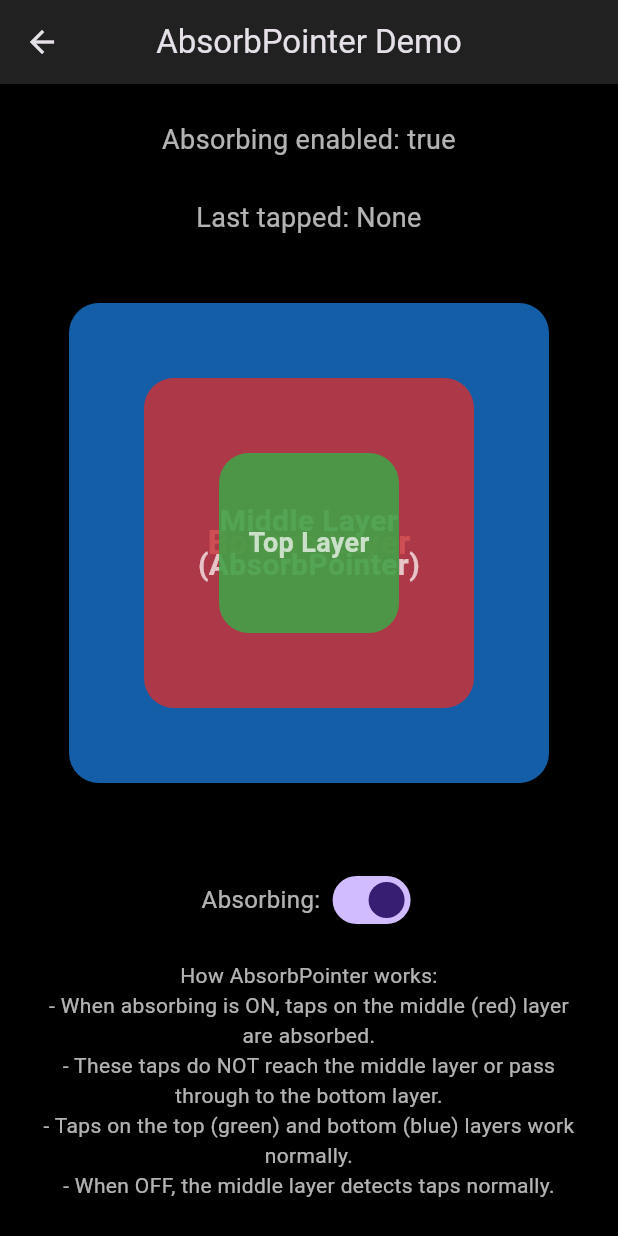
After one commit to Anurag-Dubey12/devto_example, a Flutter app: the screen it shows after launch, after a tap on "AbsorbPointer Demo", on a phone screen of 412 x 824 dp. The commit adds this screen. Run offline on Flutter 3.47's test engine with Material 3 defaults, Android fonts, the light colour scheme and no system bars.

Commit message:
ignorePointer and absorbpointer added

```diff
--- a/lib/CustomCalendarView.dart
+++ b/lib/customCalendar/CustomCalendarView.dart
@@ -1,5 +1,5 @@
-import 'package:dev_to_codes/times_model.dart';
-import 'package:dev_to_codes/primary_button.dart';
+import 'package:dev_to_codes/customCalendar/times_model.dart';
+import 'package:dev_to_codes/customCalendar/primary_button.dart';
 import 'package:flutter/material.dart';
 
 class CustomCalendarView extends StatefulWidget {
--- a/lib/SelectionModeScreen.dart
+++ b/lib/customCalendar/SelectionModeScreen.dart
@@ -1,5 +1,5 @@
-import 'package:dev_to_codes/CustomCalendarView.dart';
-import 'package:dev_to_codes/times_model.dart';
+import 'package:dev_to_codes/customCalendar/CustomCalendarView.dart';
+import 'package:dev_to_codes/customCalendar/times_model.dart';
 import 'package:flutter/material.dart';
 
 class SelectionModeScreen extends StatelessWidget {
--- /dev/null
+++ b/lib/ignorePointer_vs_AbsorbPointer/PointerControlPage.dart
@@ -0,0 +1,342 @@
+import 'package:flutter/material.dart';
+
+class HomeScreen extends StatelessWidget {
+  const HomeScreen({super.key});
+
+  @override
+  Widget build(BuildContext context) {
+    return Scaffold(
+      appBar: AppBar(title: const Text('Pointer Widget Demo')),
+      body: Center(
+        child: Column(
+          mainAxisAlignment: MainAxisAlignment.center,
+          children: [
+            ElevatedButton.icon(
+              icon: const Icon(Icons.block),
+              label: const Text('AbsorbPointer Demo'),
+              onPressed: () {
+                Navigator.push(
+                  context,
+                  MaterialPageRoute(builder: (_) => const AbsorbPointerDemo()),
+                );
+              },
+            ),
+            const SizedBox(height: 20),
+            ElevatedButton.icon(
+              icon: const Icon(Icons.pan_tool),
+              label: const Text('IgnorePointer Demo'),
+              onPressed: () {
+                Navigator.push(
+                  context,
+                  MaterialPageRoute(builder: (_) => const IgnorePointerDemo()),
+                );
+              },
+            ),
+          ],
+        ),
+      ),
+    );
+  }
+}
+
+class AbsorbPointerDemo extends StatefulWidget {
+  const AbsorbPointerDemo({super.key});
+
+  @override
+  State<AbsorbPointerDemo> createState() => _AbsorbPointerDemoState();
+}
+
+class _AbsorbPointerDemoState extends State<AbsorbPointerDemo> {
+  bool _absorbing = true;
+  String _lastTapped = 'None';
+
+  void _handleTap(String layer) {
+    setState(() {
+      _lastTapped = layer;
+    });
+    ScaffoldMessenger.of(context).showSnackBar(
+      SnackBar(
+        content: Text('$layer tapped!'),
+        duration: const Duration(seconds: 1),
+      ),
+    );
+  }
+
+  @override
+  Widget build(BuildContext context) {
+    return Scaffold(
+      appBar: AppBar(
+        title: const Text('AbsorbPointer Demo'),
+        centerTitle: true,
+        backgroundColor: Colors.grey[900],
+      ),
+      body: Padding(
+        padding: const EdgeInsets.all(24),
+        child: Column(
+          children: [
+            Text(
+              'Absorbing enabled: $_absorbing\n\nLast tapped: $_lastTapped',
+              style: const TextStyle(fontSize: 18),
+              textAlign: TextAlign.center,
+            ),
+            const SizedBox(height: 20),
+            Expanded(
+              child: Stack(
+                alignment: Alignment.center,
+                children: [
+                  // Bottom layer - Blue
+                  GestureDetector(
+                    onTap: () => _handleTap('Bottom Layer'),
+                    child: Container(
+                      width: 320,
+                      height: 320,
+                      decoration: BoxDecoration(
+                        color: Colors.blue.shade700.withOpacity(0.8),
+                        borderRadius: BorderRadius.circular(20),
+                      ),
+                      alignment: Alignment.center,
+                      child: const Text(
+                        'Bottom Layer',
+                        style: TextStyle(
+                          color: Colors.white70,
+                          fontSize: 22,
+                          fontWeight: FontWeight.bold,
+                        ),
+                      ),
+                    ),
+                  ),
+
+                  // Middle layer - Red wrapped with AbsorbPointer
+                  AbsorbPointer(
+                    absorbing: _absorbing,
+                    child: GestureDetector(
+                      onTap: () => _handleTap('Middle Layer'),
+                      child: Container(
+                        width: 220,
+                        height: 220,
+                        decoration: BoxDecoration(
+                          color: Colors.red.shade700.withOpacity(0.8),
+                          borderRadius: BorderRadius.circular(20),
+                        ),
+                        alignment: Alignment.center,
+                        child: const Text(
+                          'Middle Layer\n(AbsorbPointer)',
+                          style: TextStyle(
+                            color: Colors.white70,
+                            fontSize: 20,
+                            fontWeight: FontWeight.bold,
+                          ),
+                          textAlign: TextAlign.center,
+                        ),
+                      ),
+                    ),
+                  ),
+
+                  // Top layer - Green
+                  GestureDetector(
+                    onTap: () => _handleTap('Top Layer'),
+                    child: Container(
+                      width: 120,
+                      height: 120,
+                      decoration: BoxDecoration(
+                        color: Colors.green.shade600.withOpacity(0.9),
+                        borderRadius: BorderRadius.circular(20),
+                      ),
+                      alignment: Alignment.center,
+                      child: const Text(
+                        'Top Layer',
+                        style: TextStyle(
+                          color: Colors.white70,
+                          fontSize: 18,
+                          fontWeight: FontWeight.bold,
+                        ),
+                      ),
+                    ),
+                  ),
+                ],
+              ),
+            ),
+            const SizedBox(height: 30),
+            Row(
+              mainAxisAlignment: MainAxisAlignment.center,
+              children: [
+                const Text('Absorbing: ', style: TextStyle(fontSize: 16)),
+                Switch(
+                  value: _absorbing,
+                  onChanged: (value) {
+                    setState(() {
+                      _absorbing = value;
+                      _lastTapped = 'None';
+                    });
+                  },
+                ),
+              ],
+            ),
+            const SizedBox(height: 16),
+            const Text(
+              'How AbsorbPointer works:\n'
+              '- When absorbing is ON, taps on the middle (red) layer are absorbed.\n'
+              '- These taps do NOT reach the middle layer or pass through to the bottom layer.\n'
+              '- Taps on the top (green) and bottom (blue) layers work normally.\n'
+              '- When OFF, the middle layer detects taps normally.',
+              style: TextStyle(fontSize: 14, color: Colors.white70),
+              textAlign: TextAlign.center,
+            ),
+          ],
+        ),
+      ),
+    );
+  }
+}
+
+// ──────────────── IGNORE POINTER DEMO ────────────────
+
+class IgnorePointerDemo extends StatefulWidget {
+  const IgnorePointerDemo({super.key});
+
+  @override
+  State<IgnorePointerDemo> createState() => _IgnorePointerDemoState();
+}
+
+class _IgnorePointerDemoState extends State<IgnorePointerDemo> {
+  bool _ignoring = true;
+  String _lastTapped = 'None';
+
+  void _handleTap(String layer) {
+    setState(() {
+      _lastTapped = layer;
+    });
+    ScaffoldMessenger.of(context).showSnackBar(
+      SnackBar(
+        content: Text('$layer tapped!'),
+        duration: const Duration(seconds: 1),
+      ),
+    );
+  }
+
+  @override
+  Widget build(BuildContext context) {
+    return Scaffold(
+      appBar: AppBar(
+        title: const Text('IgnorePointer Demo'),
+        centerTitle: true,
+        backgroundColor: Colors.grey[900],
+      ),
+      body: Padding(
+        padding: const EdgeInsets.all(24),
+        child: Column(
+          children: [
+            Text(
+              'Ignoring enabled: $_ignoring\n\nLast tapped: $_lastTapped',
+              style: const TextStyle(fontSize: 18),
+              textAlign: TextAlign.center,
+            ),
+            const SizedBox(height: 20),
+            Expanded(
+              child: Stack(
+                alignment: Alignment.center,
+                children: [
+                  // Bottom layer - Blue (semi-transparent)
+                  GestureDetector(
+                    onTap: () => _handleTap('Bottom Layer'),
+                    child: Container(
+                      width: 320,
+                      height: 320,
+                      decoration: BoxDecoration(
+                        color: Colors.blue.shade700.withOpacity(0.6),
+                        borderRadius: BorderRadius.circular(20),
+                      ),
+                      alignment: Alignment.center,
+                      child: const Text(
+                        'Bottom Layer',
+                        style: TextStyle(
+                          color: Colors.white70,
+                          fontSize: 22,
+                          fontWeight: FontWeight.bold,
+                        ),
+                      ),
+                    ),
+                  ),
+
+                  // Middle layer - Red (semi-transparent), wrapped with IgnorePointer
+                  IgnorePointer(
+                    ignoring: _ignoring,
+                    child: GestureDetector(
+                      onTap: () => _handleTap('Middle Layer'),
+                      child: Container(
+                        width: 220,
+                        height: 220,
+                        decoration: BoxDecoration(
+                          color: Colors.red.shade700.withOpacity(0.6),
+                          borderRadius: BorderRadius.circular(20),
+                        ),
+                        alignment: Alignment.center,
+                        child: const Text(
+                          'Middle Layer\n(IgnorePointer)',
+                          style: TextStyle(
+                            color: Colors.white70,
+                            fontSize: 20,
+                            fontWeight: FontWeight.bold,
+                          ),
+                          textAlign: TextAlign.center,
+                        ),
+                      ),
+                    ),
+                  ),
+
+                  // Top layer - Green (semi-transparent)
+                  GestureDetector(
+                    onTap: () => _handleTap('Top Layer'),
+                    child: Container(
+                      width: 120,
+                      height: 120,
+                      decoration: BoxDecoration(
+                        color: Colors.green.shade600.withOpacity(0.8),
+                        borderRadius: BorderRadius.circular(20),
+                      ),
+                      alignment: Alignment.center,
+                      child: const Text(
+                        'Top Layer',
+                        style: TextStyle(
+                          color: Colors.white70,
+                          fontSize: 18,
+                          fontWeight: FontWeight.bold,
+                        ),
+                      ),
+                    ),
+                  ),
+                ],
+              ),
+            ),
+            const SizedBox(height: 30),
+            Row(
+              mainAxisAlignment: MainAxisAlignment.center,
+              children: [
+                const Text('Ignoring: ', style: TextStyle(fontSize: 16)),
+                Switch(
+                  value: _ignoring,
+                  onChanged: (value) {
+                    setState(() {
+                      _ignoring = value;
+                      _lastTapped = 'None';
+                    });
+                  },
+                ),
+              ],
+            ),
+            const SizedBox(height: 16),
+            const Text(
+              'How IgnorePointer works:\n'
+              '- When ignoring is ON, taps on the middle (red) layer are ignored.\n'
+              '- These taps pass through to the bottom layer.\n'
+              '- Taps on the top (green) layer work normally.\n'
+              '- When OFF, the middle layer detects taps normally.',
+              style: TextStyle(fontSize: 14, color: Colors.white70),
+              textAlign: TextAlign.center,
+            ),
+          ],
+        ),
+      ),
+    );
+  }
+}
--- a/lib/main.dart
+++ b/lib/main.dart
@@ -1,4 +1,5 @@
-import 'package:dev_to_codes/SelectionModeScreen.dart';
+import 'package:dev_to_codes/customCalendar/SelectionModeScreen.dart';
+import 'package:dev_to_codes/ignorePointer_vs_AbsorbPointer/PointerControlPage.dart';
 
 import 'package:flutter/material.dart';
 
@@ -12,12 +13,27 @@ class MyApp extends StatelessWidget {
   @override
   Widget build(BuildContext context) {
     return MaterialApp(
-      title: 'Custom Calender',
+      title: 'Pointer Widget Demo',
+      theme: ThemeData.dark().copyWith(
+        scaffoldBackgroundColor: Colors.black,
+        textTheme: const TextTheme(
+          bodyLarge: TextStyle(color: Colors.white),
+          bodyMedium: TextStyle(color: Colors.white70),
+        ),
+        elevatedButtonTheme: ElevatedButtonThemeData(
+          style: ElevatedButton.styleFrom(
+            backgroundColor: Colors.white,
+            foregroundColor: Colors.black,
+            padding: const EdgeInsets.symmetric(horizontal: 24, vertical: 12),
+            textStyle: const TextStyle(
+              fontSize: 16,
+              fontWeight: FontWeight.bold,
+            ),
+          ),
+        ),
+      ),
       debugShowCheckedModeBanner: false,
-      theme: ThemeData(
-        colorScheme: ColorScheme.fromSeed(seedColor: Colors.deepPurple),
-      ),
-      home: SelectionModeScreen(),
+      home: HomeScreen(),
     );
   }
 }
```
Also changed, not shown: lib/customCalendar/primary_button.dart (renamed from lib/primary_button.dart), lib/customCalendar/times_model.dart (renamed from lib/times_model.dart), lib/customCalendar/times_model.g.dart.
